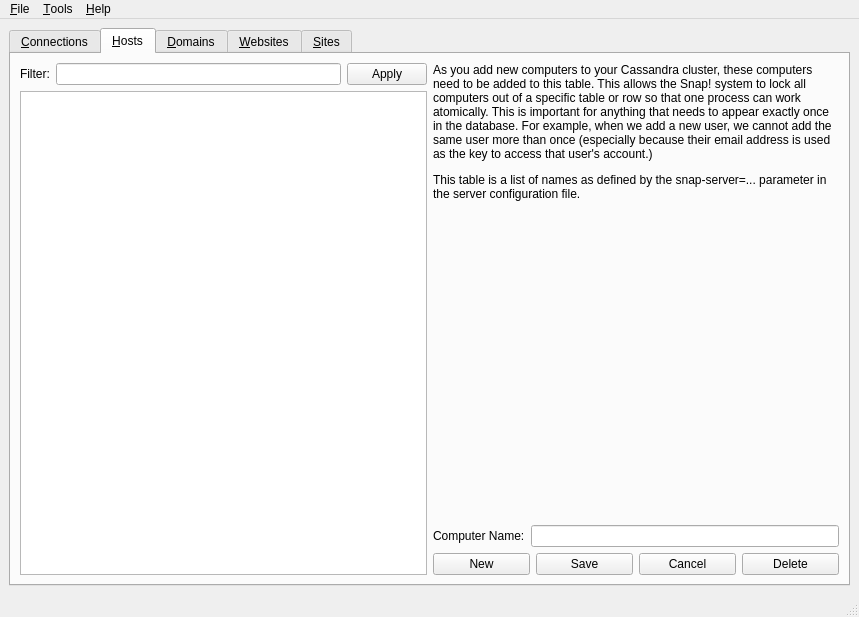
This is snapmanager/snap-manager-mainwindow.ui in m2osw/snapcpp as Qt 5 draws it before an edit. The edited form follows.
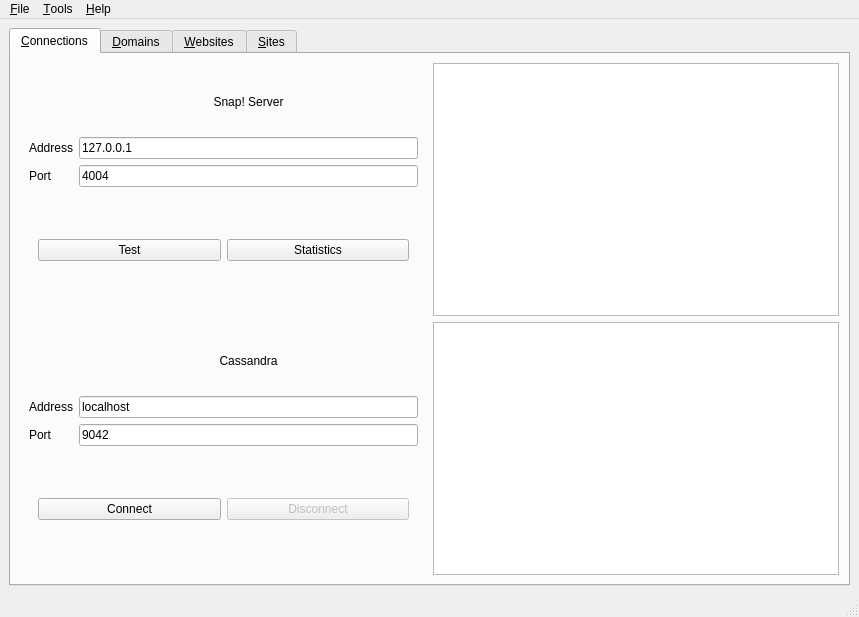
This is the edited form. The open tabs and pages were chosen to show the change.

Commit message:
EX-95: Work in progress: refactoring of snap-manager.
I'm having to refactor snap-manager to use event-driven techniques to
access the database instead of the programmatic techniques that the
old libQtCassandra/thrift interface encouraged. This is a work in
progress as nothing compiles yet, and of course, the code is completely
untested. However, I need to have a check point into the git archive.

```diff
--- a/snapmanager/snap-manager-mainwindow.ui
+++ b/snapmanager/snap-manager-mainwindow.ui
@@ -196,111 +196,6 @@
         </item>
        </layout>
       </widget>
-      <widget class="QWidget" name="tab_computers">
-       <attribute name="title">
-        <string>&amp;Hosts</string>
-       </attribute>
-       <layout class="QHBoxLayout" name="horizontalLayout_13">
-        <item>
-         <layout class="QVBoxLayout" name="verticalLayout_4">
-          <item>
-           <layout class="QHBoxLayout" name="horizontalLayout_11">
-            <item>
-             <widget class="QLabel" name="label_17">
-              <property name="text">
-               <string>Filter:</string>
-              </property>
-             </widget>
-            </item>
-            <item>
-             <widget class="QLineEdit" name="hostFilterString">
-              <property name="toolTip">
-               <string>&lt;html&gt;&lt;head/&gt;&lt;body&gt;&lt;p&gt;The filter allows you to limit the list of domains to a set that start with the given text. Only the beginning of the word is used. This filter requires a valid domain index.&lt;/p&gt;&lt;/body&gt;&lt;/html&gt;</string>
-              </property>
-             </widget>
-            </item>
-            <item>
-             <widget class="QPushButton" name="hostFilter">
-              <property name="text">
-               <string>Apply</string>
-              </property>
-             </widget>
-            </item>
-           </layout>
-          </item>
-          <item>
-           <widget class="QListWidget" name="hostList"/>
-          </item>
-         </layout>
-        </item>
-        <item>
-         <layout class="QVBoxLayout" name="verticalLayout_6" stretch="1,0,0">
-          <item>
-           <widget class="QLabel" name="label_16">
-            <property name="text">
-             <string>&lt;html&gt;&lt;head/&gt;&lt;body&gt;&lt;p&gt;As you add new computers to your Cassandra cluster, these computers need to be added to this table. This allows the Snap! system to lock all computers out of a specific table or row so that one process can work atomically. This is important for anything that needs to appear exactly once in the database. For example, when we add a new user, we cannot add the same user more than once (especially because their email address is used as the key to access that user's account.)&lt;/p&gt;&lt;p&gt;This table is a list of names as defined by the snap-server=... parameter in the server configuration file.&lt;/p&gt;&lt;/body&gt;&lt;/html&gt;</string>
-            </property>
-            <property name="alignment">
-             <set>Qt::AlignLeading|Qt::AlignLeft|Qt::AlignTop</set>
-            </property>
-            <property name="wordWrap">
-             <bool>true</bool>
-            </property>
-           </widget>
-          </item>
-          <item>
-           <layout class="QHBoxLayout" name="horizontalLayout_10">
-            <property name="topMargin">
-             <number>0</number>
-            </property>
-            <item>
-             <widget class="QLabel" name="label_15">
-              <property name="text">
-               <string>Computer Name:</string>
-              </property>
-             </widget>
-            </item>
-            <item>
-             <widget class="QLineEdit" name="hostName"/>
-            </item>
-           </layout>
-          </item>
-          <item>
-           <layout class="QHBoxLayout" name="horizontalLayout">
-            <item>
-             <widget class="QPushButton" name="hostNew">
-              <property name="text">
-               <string>New</string>
-              </property>
-             </widget>
-            </item>
-            <item>
-             <widget class="QPushButton" name="hostSave">
-              <property name="text">
-               <string>Save</string>
-              </property>
-             </widget>
-            </item>
-            <item>
-             <widget class="QPushButton" name="hostCancel">
-              <property name="text">
-               <string>Cancel</string>
-              </property>
-             </widget>
-            </item>
-            <item>
-             <widget class="QPushButton" name="hostDelete">
-              <property name="text">
-               <string>Delete</string>
-              </property>
-             </widget>
-            </item>
-           </layout>
-          </item>
-         </layout>
-        </item>
-       </layout>
-      </widget>
       <widget class="QWidget" name="tab_domains">
        <attribute name="title">
         <string>&amp;Domains</string>
```
The commit also changes 4 other files.
